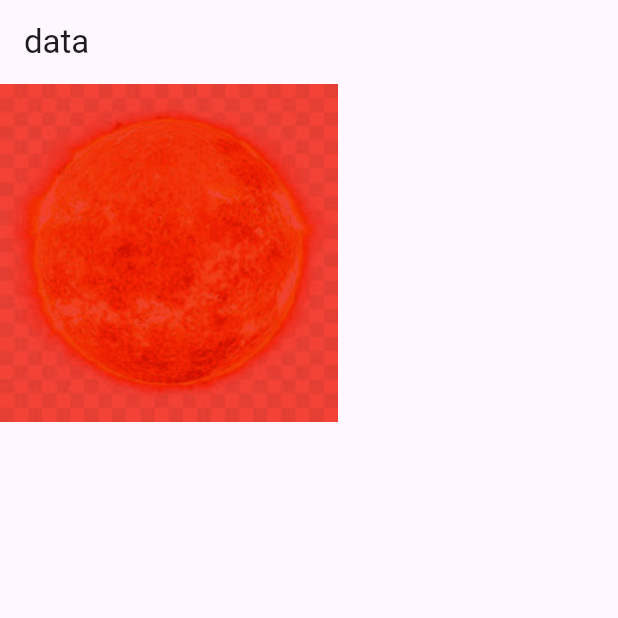
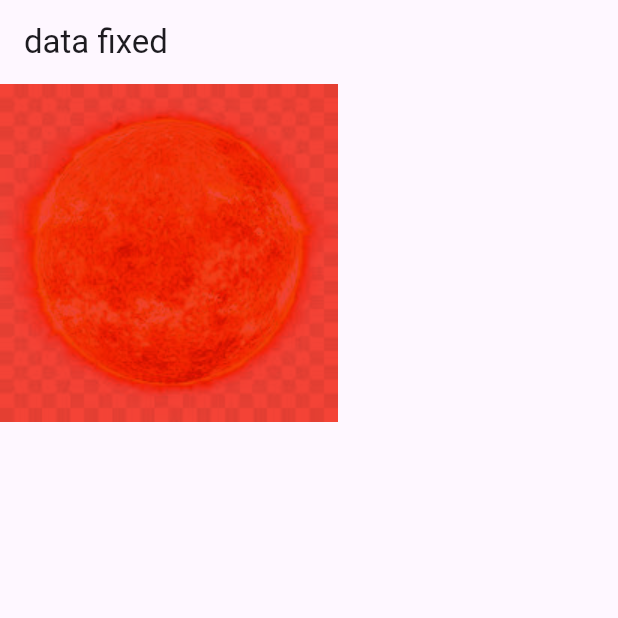
Before and after one commit to DarKnight2709/nhap, a Flutter app: the screen it shows after launch, on a phone screen of 412 x 824 dp, the top half of it. Run offline on Flutter 3.47's test engine with Material 3 defaults, Android fonts, the phone set to English and light mode, and no system bars.

Commit message:
Update main.dart

```diff
--- a/lib/main.dart
+++ b/lib/main.dart
@@ -30,7 +30,7 @@ class _CustomScrollWidgetState extends State<CustomScrollWidget> {
   Widget build(BuildContext context) {
     return Scaffold(
         appBar: AppBar(
-          title: const Text('data'),
+          title: const Text('data fixed'),
         ),
         body: TweenAnimationBuilder(
           tween: ColorTween(begin: Colors.white, end: newColor),
```
